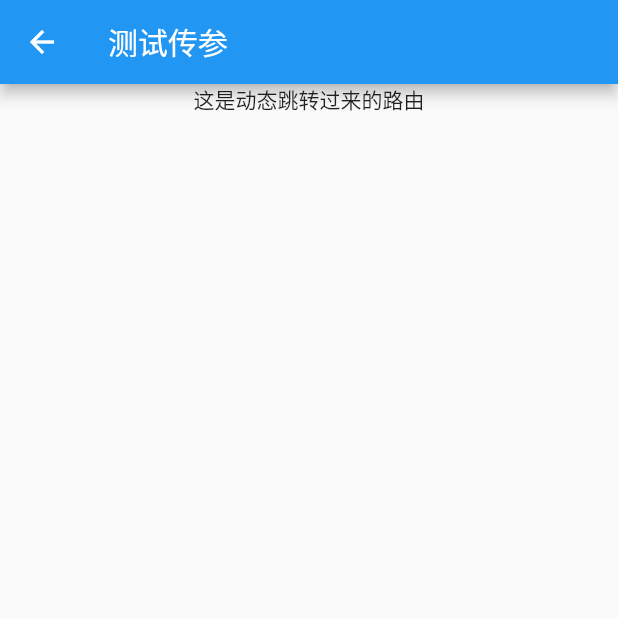
After one commit to cainsyake/flutter-demo, a Flutter app: the screen it shows after launch, after a tap on "跳转至动态路由页", on a phone screen of 412 x 824 dp, the top half of it. The commit adds this screen. Run offline on Flutter 3.47's test engine with Material 2 defaults, Android fonts, the phone set to English and light mode, and no system bars.

Commit message:
feat(main.dart): 路由测试

```diff
--- a/lib/main.dart
+++ b/lib/main.dart
@@ -1,10 +1,16 @@
 import 'package:flutter/material.dart';
 import 'views/login.dart';
+import 'views/staticOne.dart';
+import 'views/routePage.dart';
 
 void main() {
   runApp(MaterialApp(
     title: 'Navigation Basics',
     home: FirstRoute(),
+    routes: <String, WidgetBuilder> {
+      '/router/static': (_) => StaticOne(),
+      '/router/home': (_) => FirstRoute(),
+    },
   ));
 }
 
@@ -36,6 +42,22 @@ class FirstRoute extends StatelessWidget {
                 );
               },
             ),
+            RaisedButton(
+              child: Text('跳转至静态路由页1'),
+              onPressed: () {
+                Navigator.of(context).pushNamed('/router/static');
+              },
+            ),
+            RaisedButton(
+              child: Text('跳转至动态路由页'),
+              onPressed: () {
+                Navigator
+                    .of(context)
+                    .push(MaterialPageRoute(builder: (_) {
+                      return RoutePage(title: '测试传参',);
+                }));
+              },
+            ),
           ],
         ),
       ),
--- /dev/null
+++ b/lib/views/routePage.dart
@@ -0,0 +1,22 @@
+import 'package:flutter/material.dart';
+
+class RoutePage extends StatelessWidget {
+  RoutePage({this.title});
+  final String title;
+
+  @override
+  Widget build(BuildContext context) {
+    return Scaffold(
+      appBar: AppBar(
+        title: Text(title),
+      ),
+      body: Center(
+        child: Column(
+          children: <Widget>[
+            Text('这是动态跳转过来的路由')
+          ],
+        ),
+      ),
+    );
+  }
+}
```
Also changed, not shown: lib/views/staticOne.dart (added, +25 -0 lines), 1 other file.
